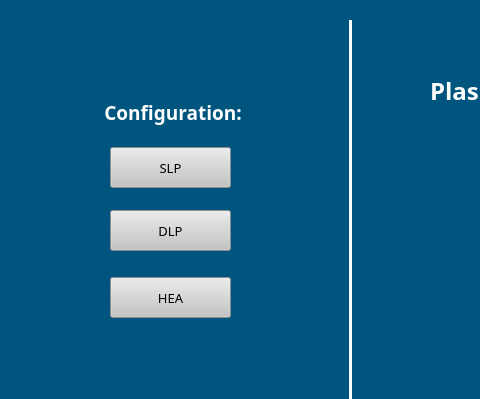
This is MenuScreen.ui in RamonMercado/PyQT as Qt 5 draws it before an edit; both pictures show x 0 to 480 and y 0 to 399 of the 800 by 480 pixel window. The edited form follows.
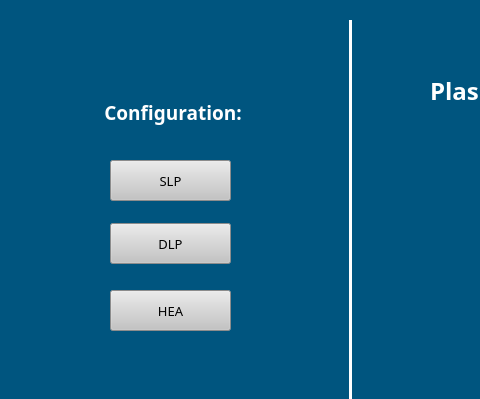
This is the edited form. Icons and pictures are not drawn.

```diff
--- a/MenuScreen.ui
+++ b/MenuScreen.ui
@@ -33,7 +33,7 @@
     <property name="geometry">
      <rect>
       <x>110</x>
-      <y>147</y>
+      <y>160</y>
       <width>121</width>
       <height>41</height>
      </rect>
@@ -55,7 +55,7 @@
     <property name="geometry">
      <rect>
       <x>110</x>
-      <y>210</y>
+      <y>223</y>
       <width>121</width>
       <height>41</height>
      </rect>
@@ -77,7 +77,7 @@
     <property name="geometry">
      <rect>
       <x>110</x>
-      <y>277</y>
+      <y>290</y>
       <width>121</width>
       <height>41</height>
      </rect>
```
